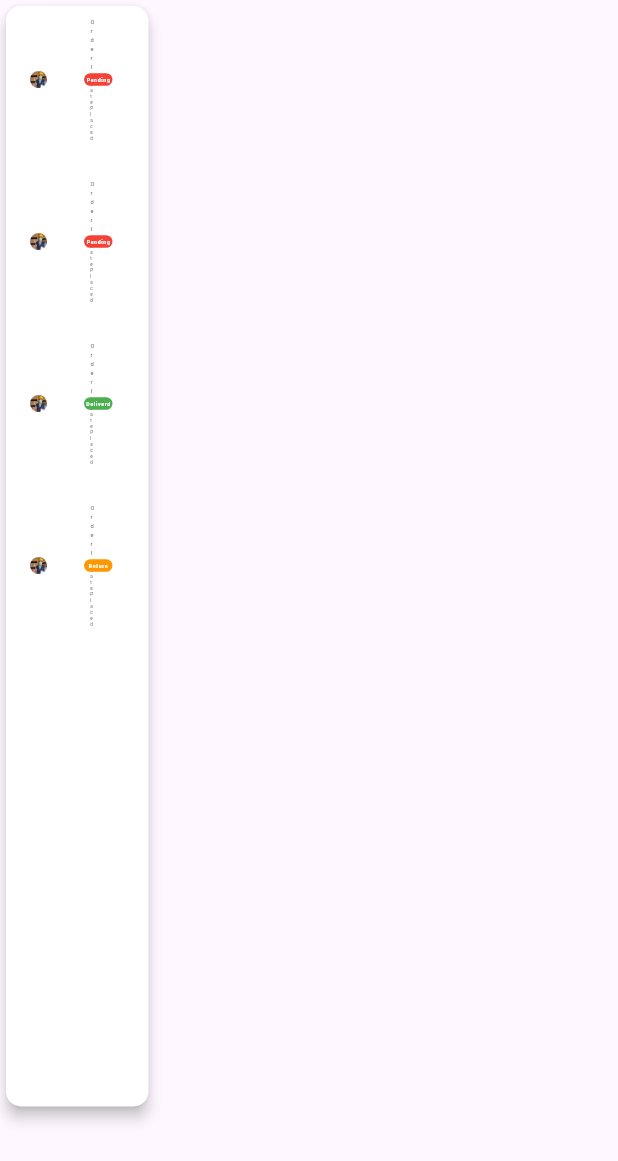
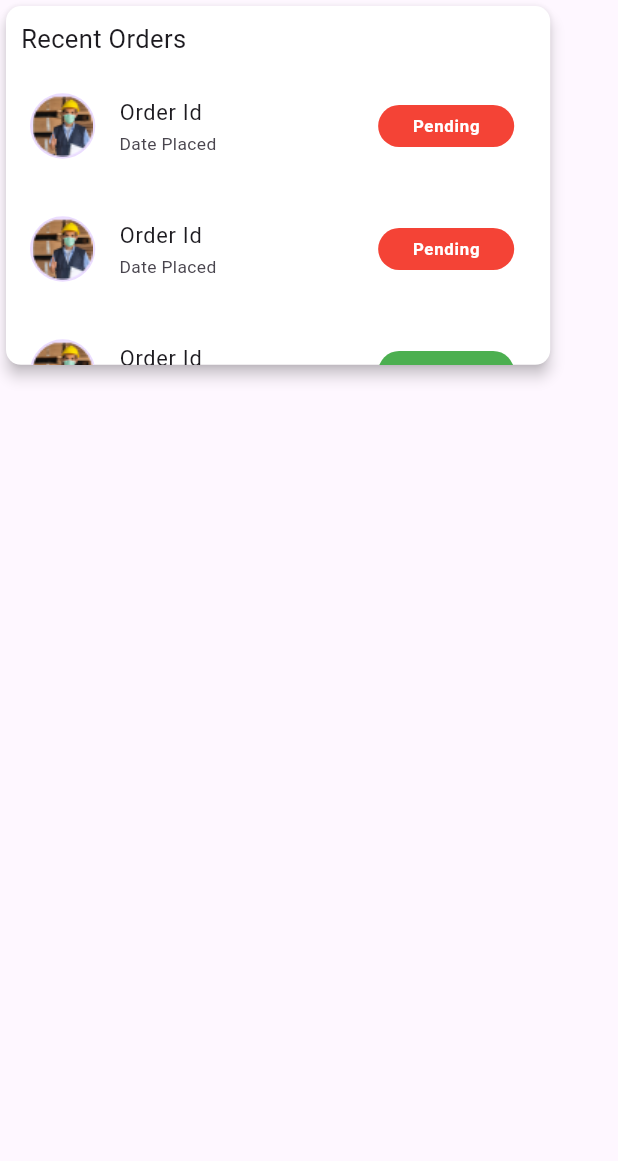
Before and after one commit to EnforcerHuman/vetqure_task, a Flutter app: the RecentOrdersCard widget shown alone on an empty page, opened directly, on a phone screen of 412 x 824 dp. Shown: the top 1161 px of the screen. Run offline on Flutter 3.47's test engine with Material 3 defaults, Android fonts, the phone set to English and light mode, and no system bars; our stand-ins replace fl_chart.

```diff
--- a/lib/widgets/common/status_indicator.dart
+++ b/lib/widgets/common/status_indicator.dart
@@ -16,26 +16,23 @@ class StatusIndicator extends StatelessWidget {
   Widget build(BuildContext context) {
     return LayoutBuilder(
       builder: (context, constraints) {
-        double containerHeight = constraints.maxHeight *
-            0.15; // Set dynamic height (15% of parent height)
-        double containerWidth =
-            width; // Use passed width or constraints.maxWidth to make it more flexible
-        double fontSize =
-            containerHeight * 0.4; // Font size relative to container height
+        double containerHeight = constraints.maxHeight * 0.50;
+        double containerWidth = width;
+        double fontSize = containerHeight * 0.4;
 
         return Container(
-          height: containerHeight, // Dynamically set height
-          width: containerWidth, // Dynamically set width
+          height: containerHeight,
+          width: containerWidth,
           decoration: BoxDecoration(
             color: color,
-            borderRadius: BorderRadius.circular(30), // Rounded edges
+            borderRadius: BorderRadius.circular(30),
           ),
           child: Center(
             child: Text(
               text,
               style: TextStyle(
                 color: Colors.white,
-                fontSize: fontSize, // Dynamically set font size
+                fontSize: fontSize,
                 fontWeight: FontWeight.bold,
               ),
             ),
--- a/lib/widgets/recent_orders/recent_orders_card.dart
+++ b/lib/widgets/recent_orders/recent_orders_card.dart
@@ -1,4 +1,5 @@
 import 'package:flutter/material.dart';
+import 'package:vetqure_task/widgets/common/section_header.dart';
 import 'package:vetqure_task/widgets/recent_orders/recent_orders_item.dart';
 
 class RecentOrdersCard extends StatelessWidget {
@@ -7,10 +8,11 @@ class RecentOrdersCard extends StatelessWidget {
   @override
   Widget build(BuildContext context) {
     return LayoutBuilder(builder: (context, constraints) {
-      var isLargeScreen = constraints.maxWidth > 600;
-      double cardHeight = isLargeScreen ? 300 : constraints.maxHeight * 0.9;
+      var isLargeScreen = constraints.maxWidth > 1300;
+      double cardHeight = isLargeScreen ? 300 : constraints.maxHeight * 0.3;
       var media = MediaQuery.of(context).size;
-      double cardWidth = media.width * 0.25;
+      double cardWidth =
+          media.width > 1300 ? media.width * 0.25 : media.width * 0.9;
       return SizedBox(
         height: cardHeight,
         width: cardWidth,
@@ -23,6 +25,7 @@ class RecentOrdersCard extends StatelessWidget {
           child: const SingleChildScrollView(
             child: Column(
               children: [
+                SectionHeader(title: 'Recent Orders', isFilter: false),
                 RecentOrdersItem(
                   buttonText: 'Pending',
                   buttonColor: Colors.red,
--- a/lib/widgets/recent_orders/recent_orders_item.dart
+++ b/lib/widgets/recent_orders/recent_orders_item.dart
@@ -4,17 +4,29 @@ import 'package:vetqure_task/widgets/common/status_indicator.dart';
 class RecentOrdersItem extends StatelessWidget {
   final String buttonText;
   final Color buttonColor;
-  const RecentOrdersItem(
-      {super.key, required this.buttonText, required this.buttonColor});
+
+  const RecentOrdersItem({
+    super.key,
+    required this.buttonText,
+    required this.buttonColor,
+  });
 
   @override
   Widget build(BuildContext context) {
     return LayoutBuilder(
       builder: (context, constraints) {
+        // Calculate font size based on the maximum width of the container
         double fontSize = constraints.maxWidth * 0.04;
+        double subtitleFontSize = fontSize * 0.8;
+
+        // Calculate sizes for other elements
+        double avatarRadius = constraints.maxWidth * 0.06;
+        double trailingWidth =
+            constraints.maxWidth * 0.25; // Adjusted for better fit
+
         return ListTile(
           leading: CircleAvatar(
-            radius: constraints.maxWidth * 0.06,
+            radius: avatarRadius,
             child: Image.asset('assets/images/order_image.png'),
           ),
           title: Text(
@@ -23,12 +35,15 @@ class RecentOrdersItem extends StatelessWidget {
           ),
           subtitle: Text(
             'Date Placed',
-            style: TextStyle(fontSize: fontSize * 0.8),
+            style: TextStyle(fontSize: subtitleFontSize),
           ),
-          trailing: StatusIndicator(
-            color: buttonColor,
-            text: buttonText,
-            width: constraints.maxWidth * 0.2,
+          trailing: SizedBox(
+            width: trailingWidth,
+            child: StatusIndicator(
+              color: buttonColor,
+              text: buttonText,
+              width: trailingWidth,
+            ),
           ),
         );
       },
```
Also changed, not shown: lib/screens/dashboard_page.dart (+3 -4 lines), lib/widgets/revenue_expense_section/revenu_expense_tracker_card.dart (+5 -8 lines), lib/widgets/revenue_section/revenue_card.dart (+18 -57 lines), lib/widgets/side_bar.dart (+62 -25 lines), lib/widgets/staff_availability/staff_availability_card.dart (+10 -8 lines), assets/images/Img.png (added).
